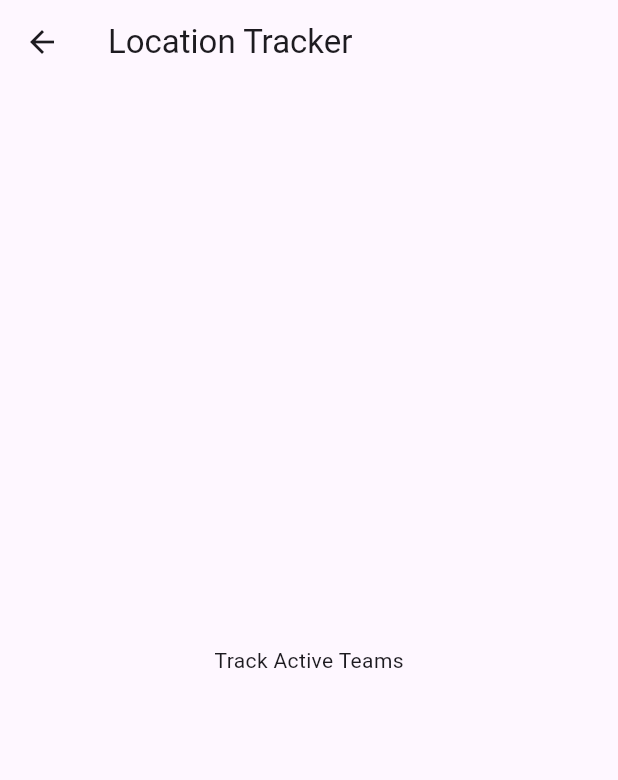
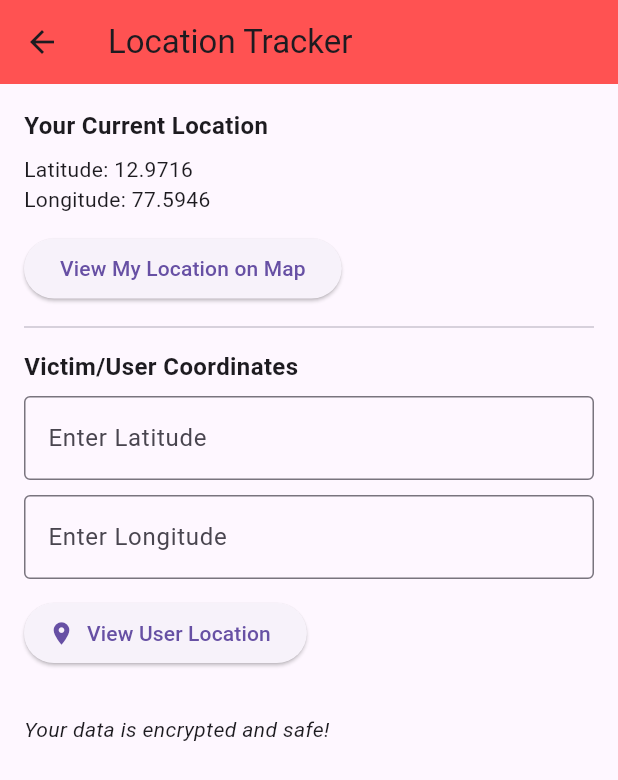
Before and after one commit to MahalakshmiM2303/RH_rescue_agencies_app, a Flutter app: the LocationTrackerScreen screen opened directly, on a phone screen of 412 x 824 dp. Shown: the top 780 px of the screen. Run offline on Flutter 3.47's test engine with Material 3 defaults, Android fonts, the light colour scheme and no system bars.

Commit message:
Update location_tracker_screen.dart

```diff
--- a/lib/agency/location_tracker_screen.dart
+++ b/lib/agency/location_tracker_screen.dart
@@ -1,13 +1,101 @@
 import 'package:flutter/material.dart';
+import 'package:url_launcher/url_launcher.dart';
 
-class LocationTrackerScreen extends StatelessWidget {
+class LocationTrackerScreen extends StatefulWidget {
   const LocationTrackerScreen({super.key});
+
+  @override
+  State<LocationTrackerScreen> createState() => _LocationTrackerScreenState();
+}
+
+class _LocationTrackerScreenState extends State<LocationTrackerScreen> {
+  double agencyLat = 12.9716;
+  double agencyLng = 77.5946;
+
+  final _userLatController = TextEditingController();
+  final _userLngController = TextEditingController();
+
+  void _openMap(double lat, double lng) async {
+    final url = 'https://www.google.com/maps/search/?api=1&query=$lat,$lng';
+    if (await canLaunchUrl(Uri.parse(url))) {
+      await launchUrl(Uri.parse(url));
+    } else {
+      ScaffoldMessenger.of(context).showSnackBar(
+        const SnackBar(content: Text('Could not open the map')),
+      );
+    }
+  }
 
   @override
   Widget build(BuildContext context) {
     return Scaffold(
-      appBar: AppBar(title: const Text("Location Tracker")),
-      body: const Center(child: Text("Track Active Teams")),
+      appBar: AppBar(
+        title: const Text('Location Tracker'),
+        backgroundColor: Colors.redAccent,
+      ),
+      body: SingleChildScrollView(
+        padding: const EdgeInsets.all(16),
+        child: Column(
+          crossAxisAlignment: CrossAxisAlignment.start,
+          children: [
+            const Text("Your Current Location",
+                style: TextStyle(fontSize: 16, fontWeight: FontWeight.bold)),
+            const SizedBox(height: 8),
+            Text("Latitude: $agencyLat"),
+            Text("Longitude: $agencyLng"),
+            const SizedBox(height: 12),
+            ElevatedButton(
+              onPressed: () => _openMap(agencyLat, agencyLng),
+              child: const Text("View My Location on Map"),
+            ),
+            const Divider(height: 30),
+
+            const Text("Victim/User Coordinates",
+                style: TextStyle(fontSize: 16, fontWeight: FontWeight.bold)),
+            const SizedBox(height: 8),
+
+            TextField(
+              controller: _userLatController,
+              keyboardType: TextInputType.number,
+              decoration: const InputDecoration(
+                labelText: "Enter Latitude",
+                border: OutlineInputBorder(),
+              ),
+            ),
+            const SizedBox(height: 10),
+            TextField(
+              controller: _userLngController,
+              keyboardType: TextInputType.number,
+              decoration: const InputDecoration(
+                labelText: "Enter Longitude",
+                border: OutlineInputBorder(),
+              ),
+            ),
+            const SizedBox(height: 12),
+            ElevatedButton.icon(
+              onPressed: () {
+                double? lat = double.tryParse(_userLatController.text);
+                double? lng = double.tryParse(_userLngController.text);
+                if (lat != null && lng != null) {
+                  _openMap(lat, lng);
+                } else {
+                  ScaffoldMessenger.of(context).showSnackBar(
+                    const SnackBar(content: Text('Enter valid coordinates')),
+                  );
+                }
+              },
+              icon: const Icon(Icons.location_on),
+              label: const Text("View User Location"),
+            ),
+
+            const SizedBox(height: 30),
+            const Text(
+              "Your data is encrypted and safe!",
+              style: TextStyle(fontStyle: FontStyle.italic),
+            )
+          ],
+        ),
+      ),
     );
   }
 }
```
